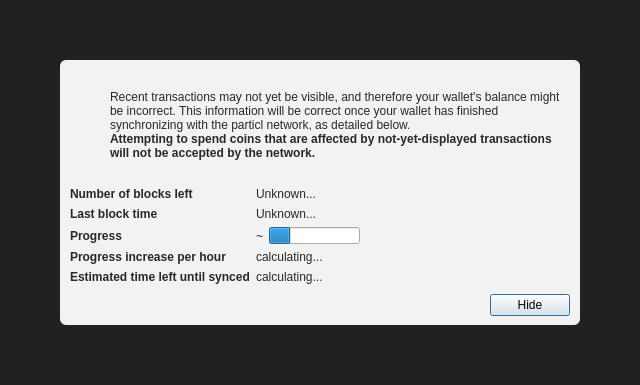
Qt form src/qt/forms/modaloverlay.ui (ghost-coin/ghost-legacy) before a commit.
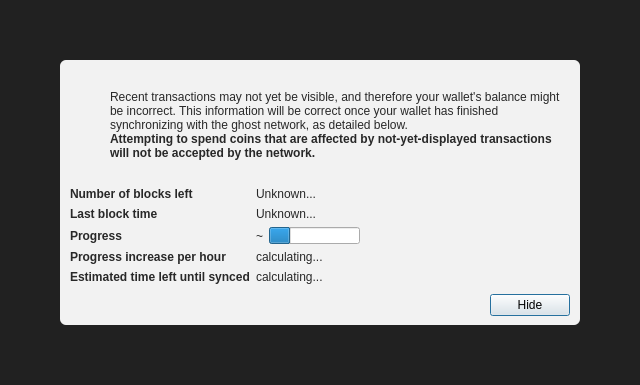
The same form after that commit. Icons and pictures are not drawn.

Patch:
```diff
--- a/src/qt/forms/modaloverlay.ui
+++ b/src/qt/forms/modaloverlay.ui
@@ -130,7 +130,7 @@
              <item>
               <widget class="QLabel" name="infoText">
                <property name="text">
-                <string>Recent transactions may not yet be visible, and therefore your wallet's balance might be incorrect. This information will be correct once your wallet has finished synchronizing with the particl network, as detailed below.</string>
+                <string>Recent transactions may not yet be visible, and therefore your wallet's balance might be incorrect. This information will be correct once your wallet has finished synchronizing with the ghost network, as detailed below.</string>
                </property>
                <property name="textFormat">
                 <enum>Qt::RichText</enum>
```
